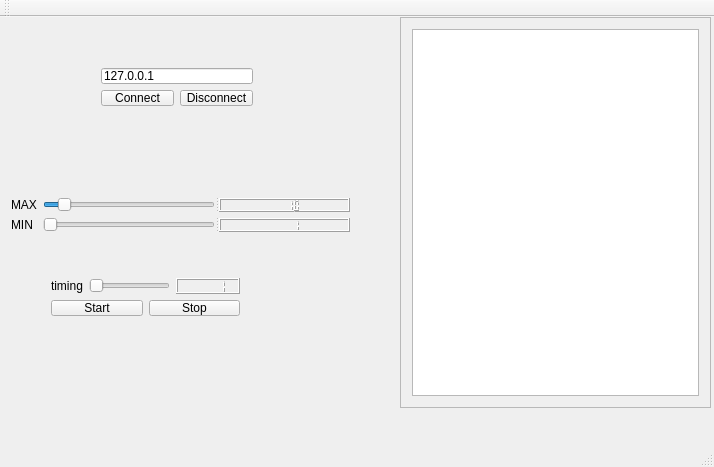
This is QtTcpClientProducer/mainwindow.ui in JadsonBezerra/DCA1202_TCPIP as Qt 5 draws it before an edit. The edited form follows.
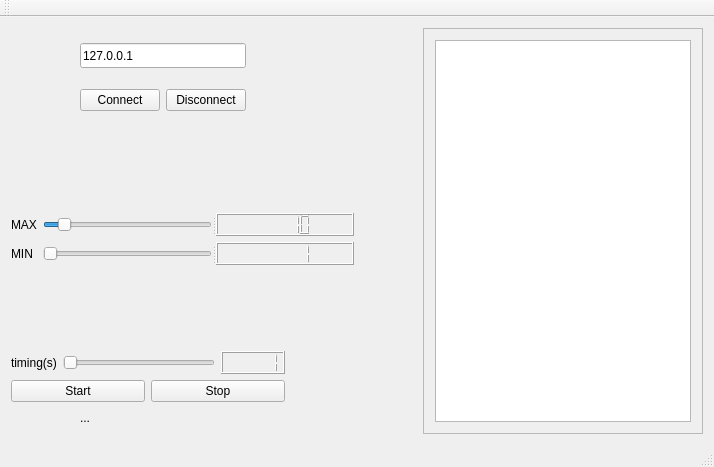
This is the edited form.

Patch:
```diff
--- a/QtTcpClientProducer/mainwindow.ui
+++ b/QtTcpClientProducer/mainwindow.ui
@@ -14,15 +14,120 @@
    <string>MainWindow</string>
   </property>
   <widget class="QWidget" name="centralWidget">
-   <widget class="QWidget" name="layoutWidget">
+   <layout class="QGridLayout" name="gridLayout_2">
+    <item row="0" column="1" rowspan="2">
+     <layout class="QVBoxLayout" name="verticalLayout_4">
+      <item>
+       <widget class="QLineEdit" name="serverIP">
+        <property name="maximumSize">
+         <size>
+          <width>172</width>
+          <height>25</height>
+         </size>
+        </property>
+        <property name="text">
+         <string>127.0.0.1</string>
+        </property>
+       </widget>
+      </item>
+      <item>
+       <layout class="QHBoxLayout" name="horizontalLayout_2">
+        <item>
+         <widget class="QPushButton" name="Connect">
+          <property name="text">
+           <string>Connect</string>
+          </property>
+         </widget>
+        </item>
+        <item>
+         <widget class="QPushButton" name="Disconnect">
+          <property name="text">
+           <string>Disconnect</string>
+          </property>
+         </widget>
+        </item>
+       </layout>
+      </item>
+     </layout>
+    </item>
+    <item row="0" column="2" colspan="2">
+     <spacer name="verticalSpacer_3">
+      <property name="orientation">
+       <enum>Qt::Vertical</enum>
+      </property>
+      <property name="sizeHint" stdset="0">
+       <size>
+        <width>20</width>
+        <height>60</height>
+       </size>
+      </property>
+     </spacer>
+    </item>
+    <item row="0" column="7" rowspan="8">
+     <widget class="QScrollArea" name="scrollArea">
+      <property name="widgetResizable">
+       <bool>true</bool>
+      </property>
+      <property name="alignment">
+       <set>Qt::AlignLeading|Qt::AlignLeft|Qt::AlignVCenter</set>
+      </property>
+      <widget class="QWidget" name="scrollAreaWidgetContents">
     <property name="geometry">
      <rect>
       <x>0</x>
-      <y>170</y>
-      <width>361</width>
-      <height>56</height>
-     </rect>
-    </property>
+         <y>0</y>
+         <width>274</width>
+         <height>386</height>
+        </rect>
+       </property>
+       <layout class="QGridLayout" name="gridLayout">
+        <item row="0" column="0">
+         <widget class="QListWidget" name="listWidget"/>
+        </item>
+       </layout>
+      </widget>
+     </widget>
+    </item>
+    <item row="1" column="0">
+     <spacer name="horizontalSpacer_2">
+      <property name="orientation">
+       <enum>Qt::Horizontal</enum>
+      </property>
+      <property name="sizeHint" stdset="0">
+       <size>
+        <width>56</width>
+        <height>20</height>
+       </size>
+      </property>
+     </spacer>
+    </item>
+    <item row="1" column="5">
+     <spacer name="horizontalSpacer">
+      <property name="orientation">
+       <enum>Qt::Horizontal</enum>
+      </property>
+      <property name="sizeHint" stdset="0">
+       <size>
+        <width>57</width>
+        <height>20</height>
+       </size>
+      </property>
+     </spacer>
+    </item>
+    <item row="2" column="3" colspan="2">
+     <spacer name="verticalSpacer">
+      <property name="orientation">
+       <enum>Qt::Vertical</enum>
+      </property>
+      <property name="sizeHint" stdset="0">
+       <size>
+        <width>20</width>
+        <height>61</height>
+       </size>
+      </property>
+     </spacer>
+    </item>
+    <item row="3" column="0" colspan="6">
     <layout class="QHBoxLayout" name="horizontalLayout">
      <item>
       <layout class="QVBoxLayout" name="verticalLayout_2">
@@ -46,10 +151,22 @@
       <layout class="QVBoxLayout" name="verticalLayout">
        <item>
         <widget class="QSplitter" name="splitter">
+          <property name="maximumSize">
+           <size>
+            <width>16777215</width>
+            <height>23</height>
+           </size>
+          </property>
          <property name="orientation">
           <enum>Qt::Horizontal</enum>
          </property>
          <widget class="QSlider" name="SliderMax">
+           <property name="maximumSize">
+            <size>
+             <width>169</width>
+             <height>23</height>
+            </size>
+           </property>
           <property name="minimum">
            <number>1</number>
           </property>
@@ -69,10 +186,22 @@
        </item>
        <item>
         <widget class="QSplitter" name="splitter_2">
+          <property name="maximumSize">
+           <size>
+            <width>16777215</width>
+            <height>23</height>
+           </size>
+          </property>
          <property name="orientation">
           <enum>Qt::Horizontal</enum>
          </property>
          <widget class="QSlider" name="SliderMin">
+           <property name="maximumSize">
+            <size>
+             <width>169</width>
+             <height>23</height>
+            </size>
+           </property>
           <property name="minimum">
            <number>1</number>
           </property>
@@ -90,51 +219,28 @@
       </layout>
      </item>
     </layout>
-   </widget>
-   <widget class="QScrollArea" name="scrollArea">
-    <property name="geometry">
-     <rect>
-      <x>400</x>
-      <y>0</y>
-      <width>311</width>
-      <height>391</height>
-     </rect>
-    </property>
-    <property name="widgetResizable">
-     <bool>true</bool>
-    </property>
-    <widget class="QWidget" name="scrollAreaWidgetContents">
-     <property name="geometry">
-      <rect>
-       <x>0</x>
-       <y>0</y>
-       <width>309</width>
-       <height>389</height>
-      </rect>
-     </property>
-     <layout class="QGridLayout" name="gridLayout">
-      <item row="0" column="0">
-       <widget class="QListWidget" name="listWidget"/>
-      </item>
-     </layout>
-    </widget>
-   </widget>
-   <widget class="QWidget" name="">
-    <property name="geometry">
-     <rect>
-      <x>40</x>
-      <y>250</y>
-      <width>211</width>
-      <height>60</height>
-     </rect>
-    </property>
+    </item>
+    <item row="3" column="6">
+     <spacer name="horizontalSpacer_3">
+      <property name="orientation">
+       <enum>Qt::Horizontal</enum>
+      </property>
+      <property name="sizeHint" stdset="0">
+       <size>
+        <width>56</width>
+        <height>13</height>
+       </size>
+      </property>
+     </spacer>
+    </item>
+    <item row="5" column="0" colspan="5">
     <layout class="QVBoxLayout" name="verticalLayout_3">
      <item>
       <layout class="QHBoxLayout" name="horizontalLayout_3">
        <item>
         <widget class="QLabel" name="label_3">
          <property name="text">
-          <string>timing</string>
+           <string>timing(s)</string>
          </property>
         </widget>
        </item>
@@ -168,6 +274,12 @@
        </item>
        <item>
         <widget class="QPushButton" name="Stop">
+          <property name="maximumSize">
+           <size>
+            <width>135</width>
+            <height>25</height>
+           </size>
+          </property>
          <property name="text">
           <string>Stop</string>
          </property>
@@ -176,44 +288,54 @@
       </layout>
      </item>
     </layout>
-   </widget>
-   <widget class="QWidget" name="">
-    <property name="geometry">
-     <rect>
-      <x>90</x>
-      <y>40</y>
-      <width>174</width>
+    </item>
+    <item row="6" column="0">
+     <spacer name="horizontalSpacer_5">
+      <property name="orientation">
+       <enum>Qt::Horizontal</enum>
+      </property>
+      <property name="sizeHint" stdset="0">
+       <size>
+        <width>56</width>
+        <height>20</height>
+       </size>
+      </property>
+     </spacer>
+    </item>
+    <item row="6" column="5" rowspan="2">
+     <spacer name="horizontalSpacer_4">
+      <property name="orientation">
+       <enum>Qt::Horizontal</enum>
+      </property>
+      <property name="sizeHint" stdset="0">
+       <size>
+        <width>57</width>
+        <height>20</height>
+       </size>
+      </property>
+     </spacer>
+    </item>
+    <item row="6" column="1">
+     <widget class="QLabel" name="labelConnect">
+      <property name="text">
+       <string>...</string>
+      </property>
+     </widget>
+    </item>
+    <item row="4" column="1" colspan="2">
+     <spacer name="verticalSpacer_2">
+      <property name="orientation">
+       <enum>Qt::Vertical</enum>
+      </property>
+      <property name="sizeHint" stdset="0">
+       <size>
+        <width>13</width>
       <height>60</height>
-     </rect>
-    </property>
-    <layout class="QVBoxLayout" name="verticalLayout_4">
-     <item>
-      <widget class="QLineEdit" name="serverIP">
-       <property name="text">
-        <string>127.0.0.1</string>
-       </property>
-      </widget>
-     </item>
-     <item>
-      <layout class="QHBoxLayout" name="horizontalLayout_2">
-       <item>
-        <widget class="QPushButton" name="Connect">
-         <property name="text">
-          <string>Connect</string>
-         </property>
-        </widget>
-       </item>
-       <item>
-        <widget class="QPushButton" name="Disconnect">
-         <property name="text">
-          <string>Disconnect</string>
-         </property>
-        </widget>
-       </item>
-      </layout>
-     </item>
-    </layout>
-   </widget>
+       </size>
+      </property>
+     </spacer>
+    </item>
+   </layout>
   </widget>
   <widget class="QMenuBar" name="menuBar">
    <property name="geometry">
```
Lines whose indentation alone changed are shown as unchanged.
